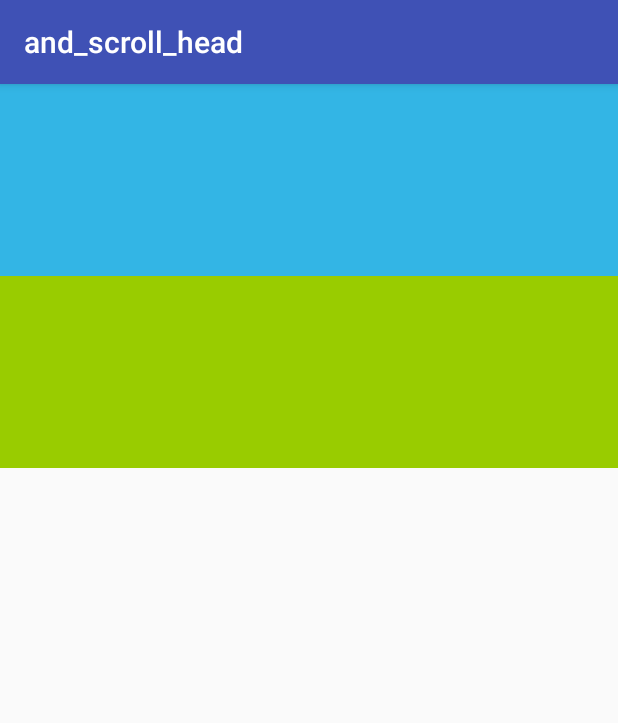
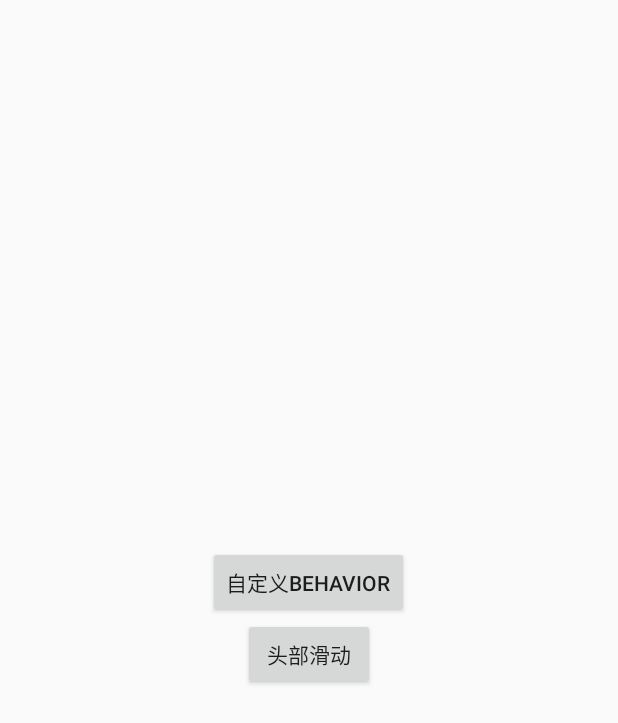
Before and after one commit to XBeats/and_scroll_head, an Android app: the screen it shows after launch (MainActivity), on a phone screen of 412 x 824 dp. Shown: the top 723 px of the screen. Run offline under Robolectric (Android 15) with nearby library versions, the phone set to English and light mode, and no system bars.

Commit message:
添加说明文档

```diff
--- a/app/src/main/AndroidManifest.xml
+++ b/app/src/main/AndroidManifest.xml
@@ -15,6 +15,9 @@
                 <category android:name="android.intent.category.LAUNCHER"/>
             </intent-filter>
         </activity>
+
+        <activity android:name=".collapsing.CollapsingToolbarActivity"></activity>
+        <activity android:name=".custombehavior.CustomBehaviorActivity"></activity>
     </application>
 
 </manifest>
--- a/app/src/main/java/com/aitangba/scrollhead/ScrollToTopBehavior.java
+++ b/app/src/main/java/com/aitangba/scrollhead/custombehavior/ScrollToTopBehavior.java
@@ -1,4 +1,4 @@
-package com.aitangba.scrollhead;
+package com.aitangba.scrollhead.custombehavior;
 
 import android.content.Context;
 import android.support.design.widget.CoordinatorLayout;
--- a/app/src/main/res/layout/activity_main.xml
+++ b/app/src/main/res/layout/activity_main.xml
@@ -1,5 +1,5 @@
 <?xml version="1.0" encoding="utf-8"?>
-<android.support.design.widget.CoordinatorLayout
+<LinearLayout
     xmlns:android="http://schemas.android.com/apk/res/android"
     xmlns:app="http://schemas.android.com/apk/res-auto"
     xmlns:tools="http://schemas.android.com/tools"
@@ -7,40 +7,19 @@
     android:layout_height="match_parent"
     android:fitsSystemWindows="true"
     android:orientation="vertical"
+    android:gravity="center"
     tools:context=".MainActivity">
 
-    <android.support.v4.widget.NestedScrollView
-        android:layout_width="match_parent"
-        android:layout_height="match_parent"
-        android:visibility="gone">
+    <Button
+        android:layout_width="wrap_content"
+        android:layout_height="wrap_content"
+        android:text="自定义behavior"
+        android:onClick="onClickCustomBehavior"/>
 
-        <LinearLayout
-            android:layout_width="wrap_content"
-            android:layout_height="wrap_content"
-            android:orientation="vertical">
+    <Button
+        android:layout_width="wrap_content"
+        android:layout_height="wrap_content"
+        android:text="头部滑动"
+        android:onClick="onClickCollapsing"/>
 
-            <TextView
-                style="@style/TextAppearance.AppCompat.Display3"
-                android:layout_width="match_parent"
-                android:layout_height="wrap_content"
-                android:layout_marginTop="128dp"
-                android:background="@android:color/holo_red_light"
-                android:text="A\nB\nC\nD\nE\nF\nG\nH\nI\nJ\nK\nL\nM\nN\nO\nP\nQ\nR\nS\nT\nU\nV\nW\nX\nY\nZ"/>
-
-        </LinearLayout>
-    </android.support.v4.widget.NestedScrollView>
-
-    <View
-        android:id="@+id/first"
-        android:layout_width="match_parent"
-        android:layout_height="128dp"
-        android:background="@android:color/holo_blue_light"/>
-
-    <View
-        android:id="@+id/second"
-        android:layout_width="match_parent"
-        android:layout_height="128dp"
-        android:background="@android:color/holo_green_light"
-        app:layout_behavior=".ScrollToTopBehavior"/>
-
-</android.support.design.widget.CoordinatorLayout>
+</LinearLayout>
--- a/app/src/main/res/values/strings.xml
+++ b/app/src/main/res/values/strings.xml
@@ -1,3 +1,4 @@
 <resources>
     <string name="app_name">and_scroll_head</string>
+    <string name="debug_list_letters">A\nB\nC\nD\nE\nF\nG\nH\nI\nJ\nK\nL\nM\nN\nO\nP\nQ\nR\nS\nT\nU\nV\nW\nX\nY\nZ</string>
 </resources>
--- a/app/src/main/res/values/styles.xml
+++ b/app/src/main/res/values/styles.xml
@@ -1,7 +1,7 @@
 <resources>
 
     <!-- Base application theme. -->
-    <style name="AppTheme" parent="Theme.AppCompat.Light.DarkActionBar">
+    <style name="AppTheme" parent="Theme.AppCompat.Light.NoActionBar">
         <!-- Customize your theme here. -->
         <item name="colorPrimary">@color/colorPrimary</item>
         <item name="colorPrimaryDark">@color/colorPrimaryDark</item>
```
Also changed, not shown: app/src/main/java/com/aitangba/scrollhead/MainActivity.java (+13 -0 lines), app/src/main/java/com/aitangba/scrollhead/collapsing/CollapsingToolbarActivity.java (added, +20 -0 lines), app/src/main/java/com/aitangba/scrollhead/custombehavior/CustomBehaviorActivity.java (added, +20 -0 lines), app/src/main/res/layout/activity_collapsing_toolbar.xml (added, +78 -0 lines), app/src/main/res/layout/activity_custom_behavior.xml (added, +46 -0 lines), app/src/main/res/drawable-xhdpi/bg_head.jpg (added), 2 other files.
